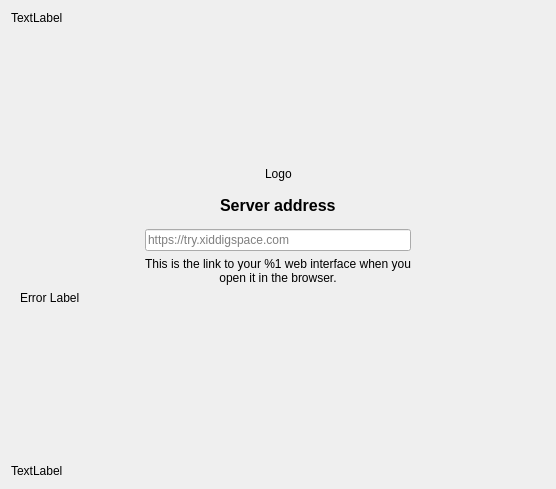
First picture: the form in src/gui/wizard/owncloudsetupnocredspage.ui, repository AkhmalFirdaus/desktop, before the edit.
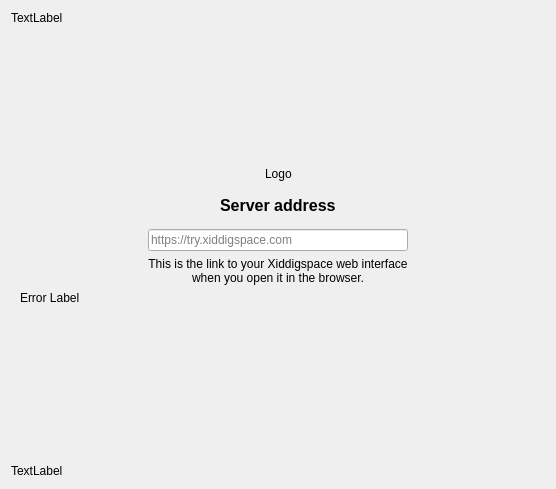
Second picture: the form after the edit. Custom widgets are drawn as their Qt base class.

Diff of the .ui file:
```diff
--- a/src/gui/wizard/owncloudsetupnocredspage.ui
+++ b/src/gui/wizard/owncloudsetupnocredspage.ui
@@ -256,7 +256,7 @@
                  </sizepolicy>
                 </property>
                 <property name="text">
-                 <string>This is the link to your %1 web interface when you open it in the browser.</string>
+                 <string>This is the link to your Xiddigspace web interface when you open it in the browser.</string>
                 </property>
                 <property name="alignment">
                  <set>Qt::AlignCenter</set>
```
